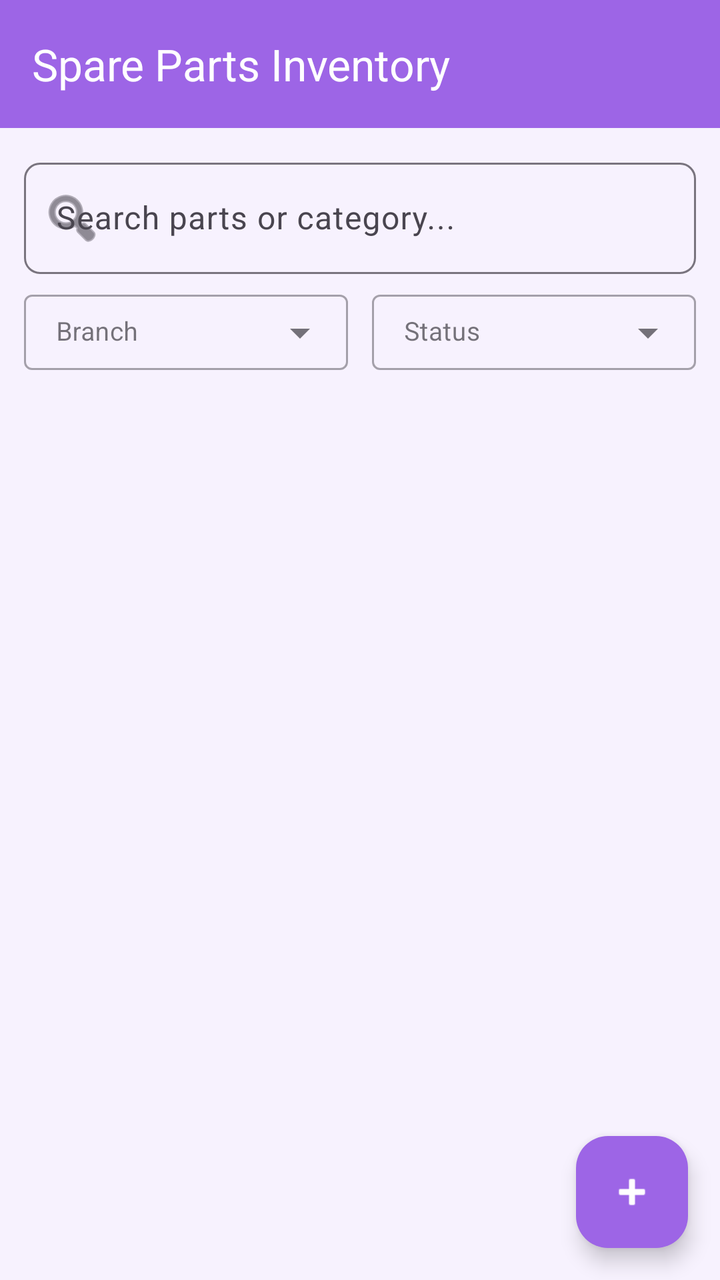
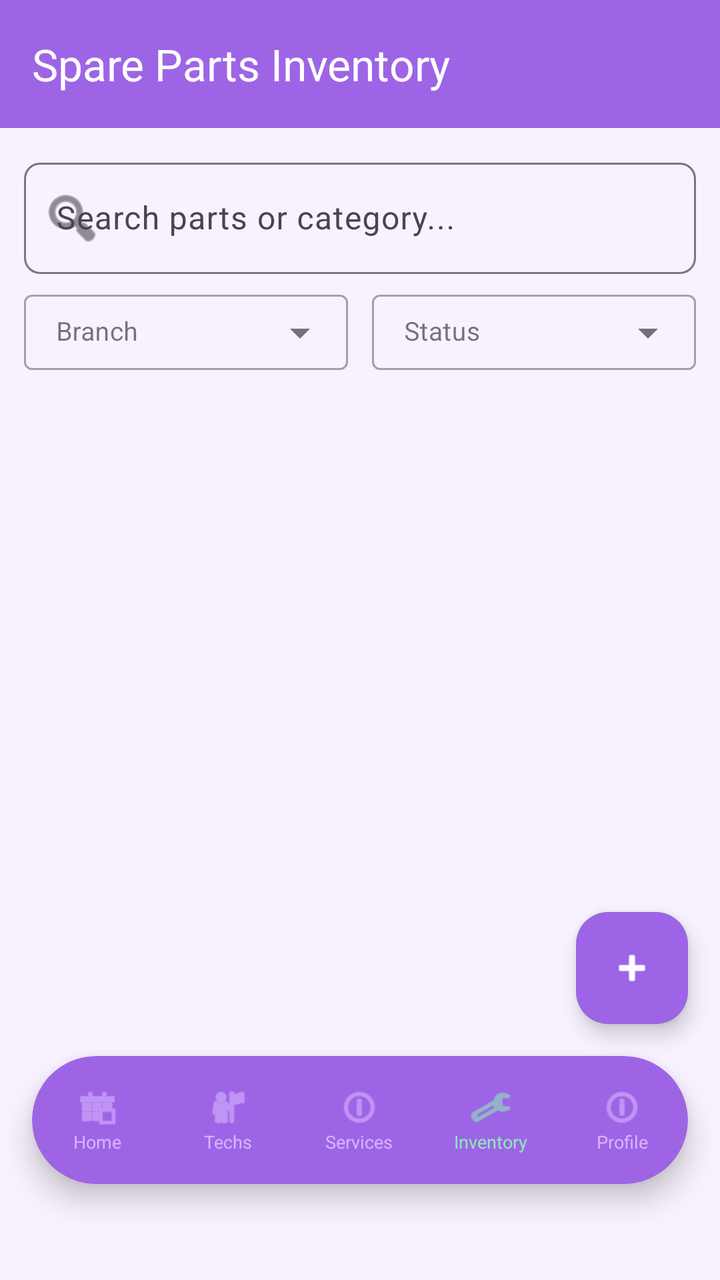

The first picture is an Android layout as it rendered before a commit; the second is the same layout after the commit. The layout source and the unified diff follow.
<!-- AndroidManifest.xml: application theme Theme.TechFix -->
<!-- res/layout/activity_admin_spare_parts.xml -->
<?xml version="1.0" encoding="utf-8"?>
<androidx.constraintlayout.widget.ConstraintLayout 
    xmlns:android="http://schemas.android.com/apk/res/android"
    xmlns:app="http://schemas.android.com/apk/res-auto"
    xmlns:tools="http://schemas.android.com/tools"
    android:layout_width="match_parent"
    android:layout_height="match_parent"
    android:background="@color/backgroundColor"
    tools:context="com.techfix.app.admin.AdminSparePartsActivity">

    
    <com.google.android.material.appbar.AppBarLayout
        android:id="@+id/appBar"
        android:layout_width="match_parent"
        android:layout_height="wrap_content"
        app:layout_constraintTop_toTopOf="parent">
        <androidx.appcompat.widget.Toolbar
            android:id="@+id/toolbar"
            android:layout_width="match_parent"
            android:layout_height="?attr/actionBarSize"
            android:background="@color/primaryColor"
            app:title="Spare Parts Inventory"
            app:titleTextColor="@color/white" />
    </com.google.android.material.appbar.AppBarLayout>

    
    <com.google.android.material.textfield.TextInputLayout
        android:id="@+id/searchLayout"
        android:layout_width="0dp"
        android:layout_height="wrap_content"
        android:layout_margin="12dp"
        android:hint="Search parts or category..."
        app:startIconDrawable="@android:drawable/ic_menu_search"
        app:boxBackgroundMode="outline"
        app:boxCornerRadiusTopStart="8dp"
        app:boxCornerRadiusTopEnd="8dp"
        app:boxCornerRadiusBottomStart="8dp"
        app:boxCornerRadiusBottomEnd="8dp"
        app:layout_constraintTop_toBottomOf="@id/appBar"
        app:layout_constraintStart_toStartOf="parent"
        app:layout_constraintEnd_toEndOf="parent">
        
        <com.google.android.material.textfield.TextInputEditText
            android:id="@+id/searchEditText"
            android:layout_width="match_parent"
            android:layout_height="wrap_content"
            android:singleLine="true"
            android:inputType="text" />
    </com.google.android.material.textfield.TextInputLayout>

    
    <LinearLayout
        android:id="@+id/filtersContainer"
        android:layout_width="match_parent"
        android:layout_height="wrap_content"
        android:orientation="horizontal"
        android:paddingHorizontal="12dp"
        android:paddingBottom="8dp"
        app:layout_constraintTop_toBottomOf="@id/searchLayout">

        
        <com.google.android.material.textfield.TextInputLayout
            android:id="@+id/branchFilterLayout"
            style="@style/Widget.MaterialComponents.TextInputLayout.OutlinedBox.ExposedDropdownMenu"
            android:layout_width="0dp"
            android:layout_height="wrap_content"
            android:layout_weight="1"
            android:layout_marginEnd="6dp"
            android:hint="Branch">
            
            <AutoCompleteTextView
                android:id="@+id/branchFilterAutoComplete"
                android:layout_width="match_parent"
                android:layout_height="wrap_content"
                android:inputType="none"
                android:paddingVertical="10dp"
                android:textSize="13sp" />
        </com.google.android.material.textfield.TextInputLayout>

        
        <com.google.android.material.textfield.TextInputLayout
            android:id="@+id/statusFilterLayout"
            style="@style/Widget.MaterialComponents.TextInputLayout.OutlinedBox.ExposedDropdownMenu"
            android:layout_width="0dp"
            android:layout_height="wrap_content"
            android:layout_weight="1"
            android:layout_marginStart="6dp"
            android:hint="Status">
            
            <AutoCompleteTextView
                android:id="@+id/statusFilterAutoComplete"
                android:layout_width="match_parent"
                android:layout_height="wrap_content"
                android:inputType="none"
                android:paddingVertical="10dp"
                android:textSize="13sp" />
        </com.google.android.material.textfield.TextInputLayout>

    </LinearLayout>

    
    <TextView
        android:id="@+id/noPartsText"
        android:layout_width="wrap_content"
        android:layout_height="wrap_content"
        android:text="No spare parts match filters."
        android:textColor="@color/textSecondary"
        android:textSize="14sp"
        android:visibility="gone"
        app:layout_constraintTop_toBottomOf="@id/filtersContainer"
        app:layout_constraintBottom_toBottomOf="parent"
        app:layout_constraintStart_toStartOf="parent"
        app:layout_constraintEnd_toEndOf="parent" />

    
    <androidx.recyclerview.widget.RecyclerView
        android:id="@+id/partsRecyclerView"
        android:layout_width="match_parent"
        android:layout_height="0dp"
        android:padding="8dp"
        android:clipToPadding="false"
        app:layout_constraintTop_toBottomOf="@id/filtersContainer"
        app:layout_constraintBottom_toBottomOf="parent" />

    
    <com.google.android.material.floatingactionbutton.FloatingActionButton
        android:id="@+id/fabAddPart"
        android:layout_width="wrap_content"
        android:layout_height="wrap_content"
        android:layout_margin="16dp"
        android:contentDescription="Add Spare Part"
        app:srcCompat="@android:drawable/ic_input_add"
        app:tint="@color/white"
        app:backgroundTint="@color/primaryColor"
        app:layout_constraintBottom_toBottomOf="parent"
        app:layout_constraintEnd_toEndOf="parent" />

</androidx.constraintlayout.widget.ConstraintLayout>
<!-- resources referenced by this layout -->
<resources>
  <color name="backgroundColor">#F7F2FE</color>
  <color name="primaryColor">#9D65E6</color>
  <color name="textSecondary">#8B5CF6</color>
  <color name="white">#FFFFFFFF</color>
  <style name="Theme.TechFix" parent="Base.Theme.TechFix" />
  <style name="Base.Theme.TechFix" parent="Theme.Material3.DayNight.NoActionBar">
          
          <item name="colorPrimary">@color/primaryColor</item>
          <item name="colorPrimaryDark">@color/primaryDarkColor</item>
          <item name="colorSecondary">@color/secondaryColor</item>
          <item name="colorError">@color/errorColor</item>
          
          
          <item name="android:windowBackground">@color/backgroundColor</item>
          <item name="colorSurface">@color/surfaceColor</item>
          <item name="colorOnPrimary">@color/white</item>
          <item name="colorOnSecondary">@color/white</item>
      </style>
  <color name="primaryDarkColor">#6D28D9</color>
  <color name="secondaryColor">#8DE8B5</color>
  <color name="errorColor">#EF4444</color>
  <color name="surfaceColor">#FFFFFF</color>
</resources>

<!-- the commit's change to res/layout/activity_admin_spare_parts.xml (unified diff, before → after) -->
@@ -108,7 +108,7 @@
         android:textSize="14sp"
         android:visibility="gone"
         app:layout_constraintTop_toBottomOf="@id/filtersContainer"
-        app:layout_constraintBottom_toBottomOf="parent"
+        app:layout_constraintBottom_toTopOf="@id/adminBottomNavigationCard"
         app:layout_constraintStart_toStartOf="parent"
         app:layout_constraintEnd_toEndOf="parent" />
 
@@ -120,7 +120,7 @@
         android:padding="8dp"
         android:clipToPadding="false"
         app:layout_constraintTop_toBottomOf="@id/filtersContainer"
-        app:layout_constraintBottom_toBottomOf="parent" />
+        app:layout_constraintBottom_toTopOf="@id/adminBottomNavigationCard" />
 
     
     <com.google.android.material.floatingactionbutton.FloatingActionButton
@@ -132,7 +132,145 @@
         app:srcCompat="@android:drawable/ic_input_add"
         app:tint="@color/white"
         app:backgroundTint="@color/primaryColor"
-        app:layout_constraintBottom_toBottomOf="parent"
+        app:layout_constraintBottom_toTopOf="@id/adminBottomNavigationCard"
         app:layout_constraintEnd_toEndOf="parent" />
 
+    
+    <com.google.android.material.card.MaterialCardView
+        android:id="@+id/adminBottomNavigationCard"
+        android:layout_width="match_parent"
+        android:layout_height="64dp"
+        android:layout_marginHorizontal="16dp"
+        android:layout_marginTop="16dp"
+        android:layout_marginBottom="48dp"
+        app:cardCornerRadius="32dp"
+        app:cardElevation="8dp"
+        app:cardBackgroundColor="@color/primaryColor"
+        app:strokeWidth="0dp"
+        app:layout_constraintBottom_toBottomOf="parent">
+        
+        <LinearLayout
+            android:layout_width="match_parent"
+            android:layout_height="match_parent"
+            android:orientation="horizontal"
+            android:gravity="center_vertical">
+            
+            
+            <LinearLayout
+                android:id="@+id/navAdminHome"
+                android:layout_width="0dp"
+                android:layout_height="match_parent"
+                android:layout_weight="1"
+                android:gravity="center"
+                android:orientation="vertical">
+                <ImageView
+                    android:id="@+id/imgNavAdminHome"
+                    android:layout_width="22dp"
+                    android:layout_height="22dp"
+                    android:src="@android:drawable/ic_menu_today"
+                    app:tint="@color/primaryLightColor" />
+                <TextView
+                    android:id="@+id/txtNavAdminHome"
+                    android:layout_width="wrap_content"
+                    android:layout_height="wrap_content"
+                    android:text="Home"
+                    android:textSize="9sp"
+                    android:textColor="@color/primaryLightColor" />
+            </LinearLayout>
+
+            
+            <LinearLayout
+                android:id="@+id/navAdminTechs"
+                android:layout_width="0dp"
+                android:layout_height="match_parent"
+                android:layout_weight="1"
+                android:gravity="center"
+                android:orientation="vertical">
+                <ImageView
+                    android:id="@+id/imgNavAdminTechs"
+                    android:layout_width="22dp"
+                    android:layout_height="22dp"
+                    android:src="@android:drawable/ic_menu_myplaces"
+                    app:tint="@color/primaryLightColor" />
+                <TextView
+                    android:id="@+id/txtNavAdminTechs"
+                    android:layout_width="wrap_content"
+                    android:layout_height="wrap_content"
+                    android:text="Techs"
+                    android:textSize="9sp"
+                    android:textColor="@color/primaryLightColor" />
+            </LinearLayout>
+
+            
+            <LinearLayout
+                android:id="@+id/navAdminServices"
+                android:layout_width="0dp"
+                android:layout_height="match_parent"
+                android:layout_weight="1"
+                android:gravity="center"
+                android:orientation="vertical">
+                <ImageView
+                    android:id="@+id/imgNavAdminServices"
+                    android:layout_width="22dp"
+                    android:layout_height="22dp"
+                    android:src="@android:drawable/ic_menu_info_details"
+                    app:tint="@color/primaryLightColor" />
+                <TextView
+                    android:id="@+id/txtNavAdminServices"
+                    android:layout_width="wrap_content"
+                    android:layout_height="wrap_content"
+                    android:text="Services"
+                    android:textSize="9sp"
+                    android:textColor="@color/primaryLightColor" />
+            </LinearLayout>
+
+            
+            <LinearLayout
+                android:id="@+id/navAdminInventory"
+                android:layout_width="0dp"
+                android:layout_height="match_parent"
+                android:layout_weight="1"
+                android:gravity="center"
+                android:orientation="vertical">
+                <ImageView
+                    android:id="@+id/imgNavAdminInventory"
+                    android:layout_width="22dp"
+                    android:layout_height="22dp"
+                    android:src="@android:drawable/ic_menu_preferences"
+                    app:tint="@color/secondaryColor" />
+                <TextView
+                    android:id="@+id/txtNavAdminInventory"
+                    android:layout_width="wrap_content"
+                    android:layout_height="wrap_content"
+                    android:text="Inventory"
+                    android:textSize="9sp"
+                    android:textColor="@color/secondaryColor" />
+            </LinearLayout>
+
+            
+            <LinearLayout
+                android:id="@+id/navAdminProfile"
+                android:layout_width="0dp"
+                android:layout_height="match_parent"
+                android:layout_weight="1"
+                android:gravity="center"
+                android:orientation="vertical">
+                <ImageView
+                    android:id="@+id/imgNavAdminProfile"
+                    android:layout_width="22dp"
+                    android:layout_height="22dp"
+                    android:src="@android:drawable/ic_menu_info_details"
+                    app:tint="@color/primaryLightColor" />
+                <TextView
+                    android:id="@+id/txtNavAdminProfile"
+                    android:layout_width="wrap_content"
+                    android:layout_height="wrap_content"
+                    android:text="Profile"
+                    android:textSize="9sp"
+                    android:textColor="@color/primaryLightColor" />
+            </LinearLayout>
+            
+        </LinearLayout>
+    </com.google.android.material.card.MaterialCardView>
+
 </androidx.constraintlayout.widget.ConstraintLayout>
<!-- resource entries referenced after the edit -->
@@ -2,6 +2,7 @@
 <resources>
   <color name="backgroundColor">#F7F2FE</color>
   <color name="primaryColor">#9D65E6</color>
+  <color name="primaryLightColor">#D8B4FE</color>
   <color name="textSecondary">#8B5CF6</color>
   <color name="white">#FFFFFFFF</color>
   <style name="Theme.TechFix" parent="Base.Theme.TechFix" />
